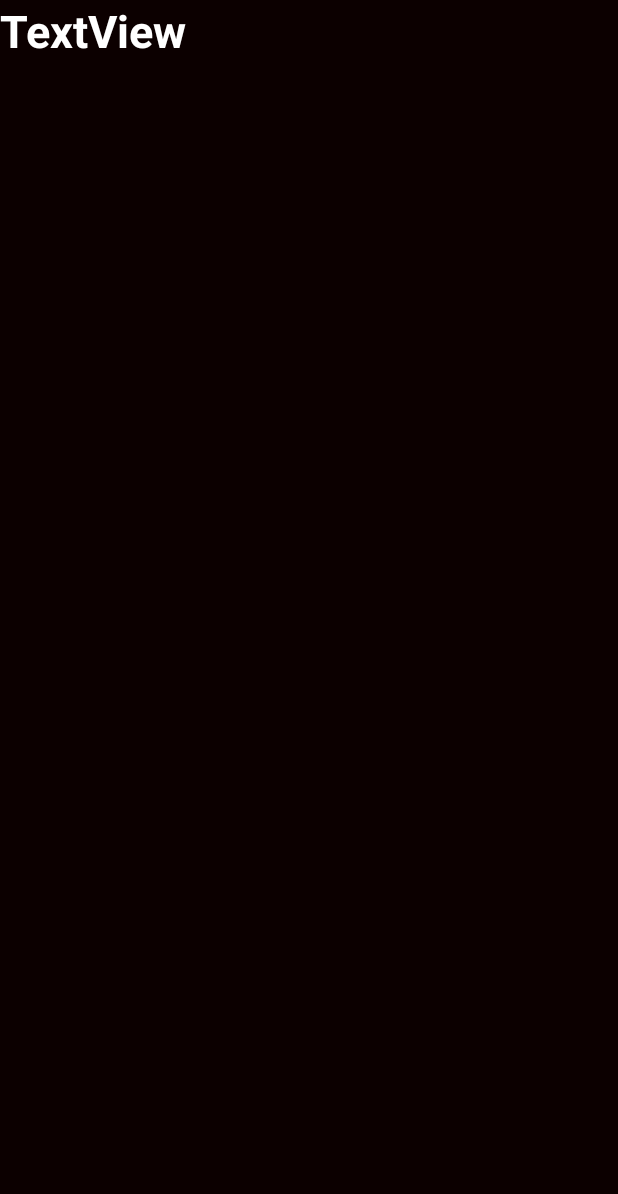
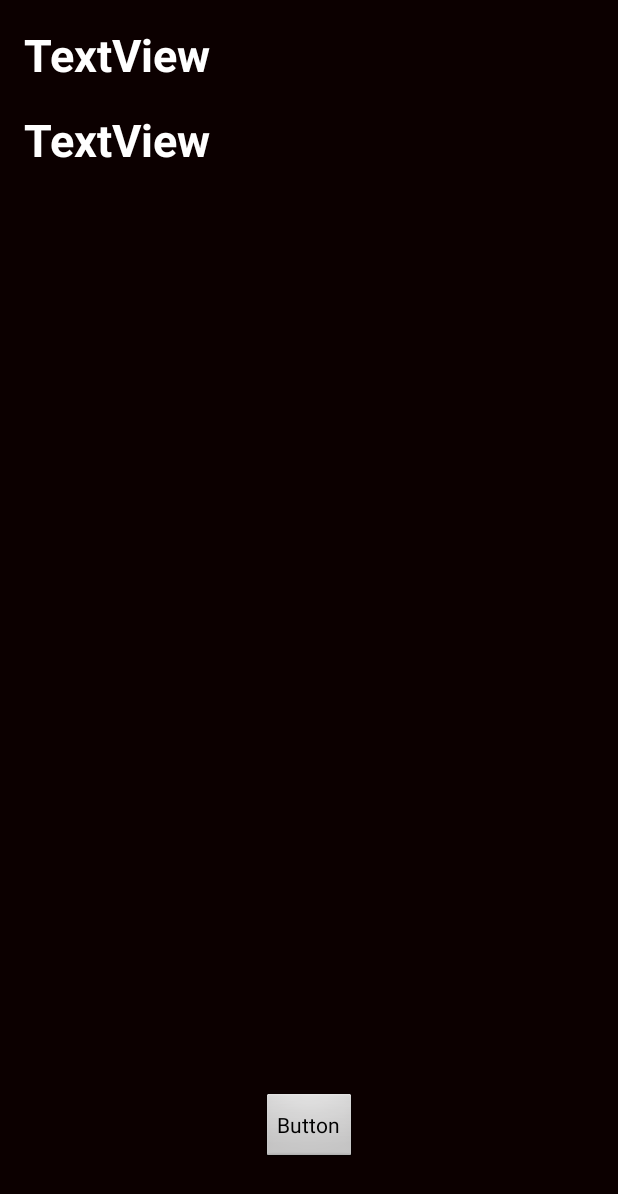
Before and after one commit to nganth3/SMSv1, an Android app: the layout activity_thong_bao.xml on its own in the app's theme, with its tools: preview values and no code run, on a phone screen of 412 x 824 dp. Shown: the top 1194 px of the screen. Run offline under Robolectric (Android 15) with nearby library versions, the phone set to English and light mode, and no system bars.

Commit message:
update
Signed-off-by: nganth3 <ngantranhuu@gmail.com>

```diff
--- a/app/src/main/AndroidManifest.xml
+++ b/app/src/main/AndroidManifest.xml
@@ -7,6 +7,7 @@
     <uses-permission android:name="android.permission.RECEIVE_SMS" />
     <uses-permission android:name="android.permission.DISABLE_KEYGUARD" />
     <uses-permission android:name="android.permission.WAKE_LOCK" />
+    <uses-permission android:name="android.permission.WRITE_EXTERNAL_STORAGE"></uses-permission>
 
     <application
         android:name=".GlobalApplication"
--- a/app/src/main/java/com/example/smsv1/MainActivity.java
+++ b/app/src/main/java/com/example/smsv1/MainActivity.java
@@ -29,6 +29,8 @@ public class MainActivity extends AppCompatActivity {
         super.onCreate(savedInstanceState);
         setContentView(R.layout.activity_main);
         wstThongBao = (Switch) findViewById(R.id.swtThongbao);
+
+
         sharedPreferences = getSharedPreferences("SHARED_PREFERENCES_SETUP", Context.MODE_PRIVATE);
         blnThongBao=sharedPreferences.getBoolean("ThongBao",false);
 
--- a/app/src/main/res/layout/activity_thong_bao.xml
+++ b/app/src/main/res/layout/activity_thong_bao.xml
@@ -1,6 +1,6 @@
 <?xml version="1.0" encoding="utf-8"?>
 
-<LinearLayout xmlns:android="http://schemas.android.com/apk/res/android"
+<androidx.constraintlayout.widget.ConstraintLayout xmlns:android="http://schemas.android.com/apk/res/android"
     xmlns:app="http://schemas.android.com/apk/res-auto"
     xmlns:tools="http://schemas.android.com/tools"
     android:layout_width="match_parent"
@@ -11,13 +11,54 @@
 
 
     <TextView
-        android:id="@+id/textViewthongbao"
-
-        android:layout_width="wrap_content"
+        android:id="@+id/textView_TieuDe"
+        android:layout_width="0dp"
         android:layout_height="wrap_content"
+        android:layout_marginStart="16dp"
+        android:layout_marginLeft="16dp"
+        android:layout_marginTop="16dp"
+        android:layout_marginEnd="16dp"
+        android:layout_marginRight="16dp"
         android:layout_weight="1"
         android:text="TextView"
         android:textColor="#FFFFFF"
         android:textSize="30dp"
-        android:textStyle="bold" />
-</LinearLayout>
+        android:textStyle="bold"
+        app:layout_constraintBottom_toTopOf="@+id/btnBack"
+        app:layout_constraintEnd_toEndOf="parent"
+        app:layout_constraintHorizontal_bias="0.0"
+        app:layout_constraintStart_toStartOf="parent"
+        app:layout_constraintTop_toTopOf="parent"
+        app:layout_constraintVertical_bias="0.0" />
+
+    <TextView
+        android:id="@+id/textView_ThongBao"
+
+        android:layout_width="0dp"
+        android:layout_height="wrap_content"
+        android:layout_marginStart="16dp"
+        android:layout_marginLeft="16dp"
+        android:layout_marginTop="16dp"
+        android:layout_marginEnd="16dp"
+        android:layout_marginRight="16dp"
+        android:layout_weight="1"
+        android:text="TextView"
+        android:textColor="#FFFFFF"
+        android:textSize="30dp"
+        android:textStyle="bold"
+        app:layout_constraintEnd_toEndOf="parent"
+        app:layout_constraintHorizontal_bias="0.0"
+        app:layout_constraintStart_toStartOf="parent"
+        app:layout_constraintTop_toBottomOf="@+id/textView_TieuDe" />
+
+    <Button
+        android:id="@+id/btnBack"
+        android:layout_width="wrap_content"
+        android:layout_height="wrap_content"
+        android:layout_marginBottom="48dp"
+        android:text="Button"
+        app:layout_constraintBottom_toBottomOf="parent"
+        app:layout_constraintEnd_toEndOf="parent"
+        app:layout_constraintStart_toStartOf="parent" />
+
+</androidx.constraintlayout.widget.ConstraintLayout>
--- a/app/src/main/res/layout/layout_thongbao.xml
+++ b/app/src/main/res/layout/layout_thongbao.xml
@@ -5,7 +5,7 @@
     android:padding="16dp">
 
     <TextView
-        android:id="@+id/textView_Thongbao"
+        android:id="@+id/textView_TB"
         android:layout_width="match_parent"
         android:layout_height="wrap_content"
         android:text="TextView" />
```
Also changed, not shown: app/build.gradle (+4 -3 lines), app/src/main/java/com/example/smsv1/DatabaseAccess.java (added, +111 -0 lines), app/src/main/java/com/example/smsv1/EditMessage.java (+17 -1 lines), app/src/main/java/com/example/smsv1/MyDatabase.java (added, +15 -0 lines), app/src/main/java/com/example/smsv1/MyReceiver.java (+9 -8 lines), app/src/main/java/com/example/smsv1/ThongBao.java (+167 -25 lines), app/src/main/java/com/example/smsv1/ThongBaoActivity.java (+66 -16 lines), app/src/main/assets/databases/MyData.sqlite (added), app/src/main/res/mipmap-xxxhdpi/ico_back_arrow.png (added).
